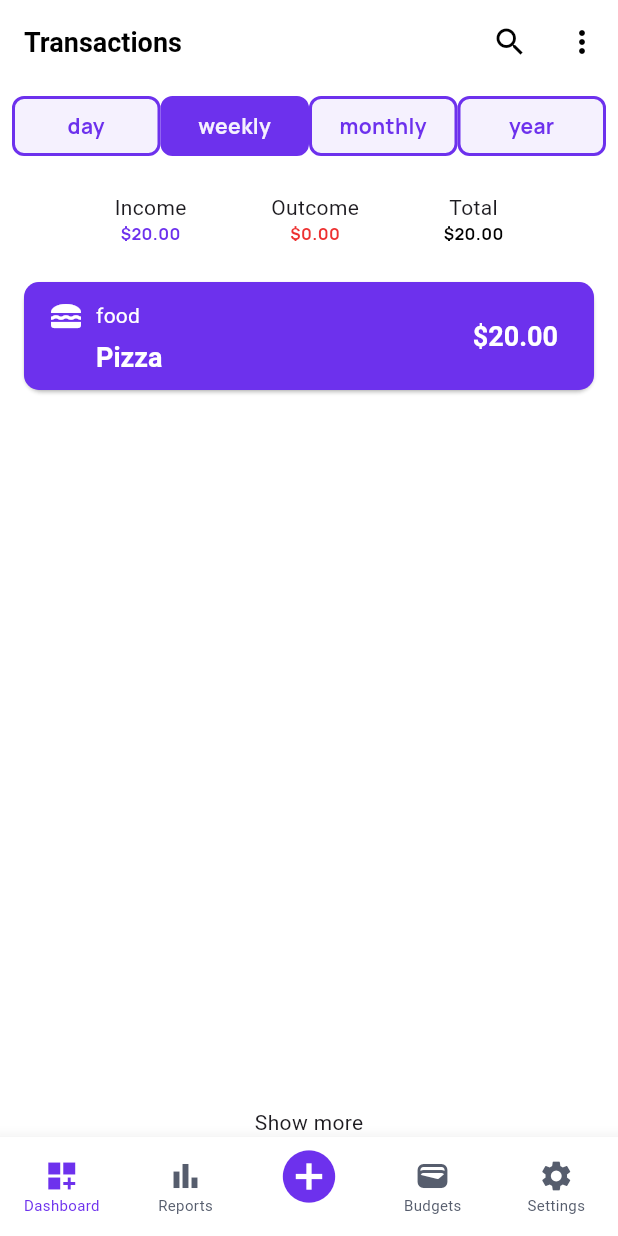
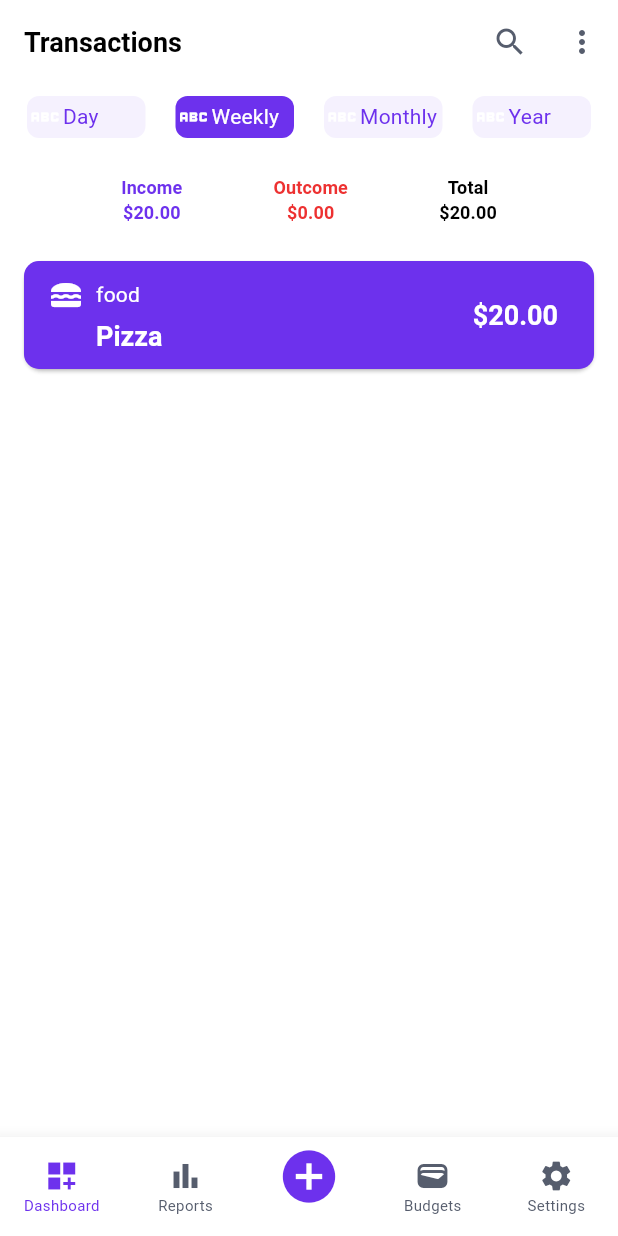
Before and after one commit to kovtonyuk/budger_app, a Flutter app: the screen it shows after launch, after a tap on the "search" icon, on a phone screen of 412 x 824 dp. Run offline on Flutter 3.47's test engine with Material 3 defaults, Android fonts, the phone set to English and light mode, and no system bars; our stand-ins replace google_fonts.

Commit message:
add colorscheme

```diff
--- a/lib/helpers/widgets_helpers.dart
+++ b/lib/helpers/widgets_helpers.dart
@@ -3,6 +3,7 @@ import "package:flutter/material.dart";
 import 'package:google_fonts/google_fonts.dart';
 import 'package:intl/intl.dart';
 
+//using on add expense page
 Widget buildPeriodContainer(
   String label,
   Color backgroundColor,
@@ -40,7 +41,9 @@ Widget buildPeriodContainer(
   );
 }
 
+//using on Expenses page
 Widget filterPeriodContainer(
+  BuildContext context,
   String label,
   Color backgroundColor,
   Color textColor,
@@ -50,28 +53,32 @@ Widget filterPeriodContainer(
 ) {
   return Expanded(
     child: GestureDetector(
-      onTap: () => onChanged(period), // Передайте тип при натисканні
+      onTap: () => onChanged(period),
+      child: Padding(
+        padding: const EdgeInsets.symmetric(horizontal: 10),
         child: Container(
-        width: 70,
-        height: 40,
+          width: 80,
+          height: 28,
           decoration: BoxDecoration(
               color: selectedFilter == period
                   ? backgroundColor
-                : const Color(0xFFF5F1FE),
-            borderRadius: BorderRadius.circular(8), // Заокруглені краї
-            border: Border.all(color: const Color(0xFF6D31ED), width: 2)),
-        child: Center(
-          // Вирівнюємо текст по центру
+                  : Theme.of(context).colorScheme.tertiary,
+              borderRadius: BorderRadius.circular(8)),
+          child: Row(
+            children: [
+              const Icon(Icons.abc),
+              Center(
                 child: Text(
-            label,
+                  capitalizeEnumValue(period),
                   textAlign: TextAlign.center,
-            style: GoogleFonts.manrope(
-              fontWeight: FontWeight.bold,
-              fontSize: 14,
+                  style: Theme.of(context).textTheme.titleMedium?.copyWith(
                         color: selectedFilter == period
                             ? textColor
-                  : const Color(0xFF6D31ED),
+                            : Theme.of(context).colorScheme.primary,
                       ),
+                ),
+              ),
+            ],
           ),
         ),
       ),
@@ -126,7 +133,7 @@ Map<String, Map<String, dynamic>> groupExpensesByDate(List<Expense> expenses) {
 
     if (!groupedExpenses.containsKey(formattedDate)) {
       groupedExpenses[formattedDate] = {
-        'expenses': <Expense>[], // Ініціалізуємо список витрат як List<Expense>
+        'expenses': <Expense>[],
         'totalIncome': 0.0,
         'totalOutcome': 0.0,
       };
@@ -149,3 +156,47 @@ Color getTypeColor(BuildContext context, Type type) {
   final colorScheme = Theme.of(context).colorScheme;
   return type == Type.income ? colorScheme.primary : colorScheme.error;
 }
+
+double calculateTotal(Type type, registeredExpenses, dynamic selectedFilter) {
+  final filteredExpenses = filterExpenses(registeredExpenses, selectedFilter);
+  return filteredExpenses
+      .where((expense) => expense.type == type)
+      .fold(0.0, (sum, item) => sum + item.amount);
+}
+
+List<Expense> filterExpenses(List<Expense> expenses, selectedFilter) {
+  final now = DateTime.now();
+  switch (selectedFilter) {
+    case Period.day:
+      return expenses.where((expense) {
+        return expense.date.day == now.day &&
+            expense.date.month == now.month &&
+            expense.date.year == now.year;
+      }).toList();
+    case Period.monthly:
+      return expenses.where((expense) {
+        return expense.date.month == now.month && expense.date.year == now.year;
+      }).toList();
+    case Period.weekly:
+      final startOfWeek = now.subtract(Duration(days: now.weekday));
+      final endOfWeek = startOfWeek.add(const Duration(days: 7));
+      return expenses.where((expense) {
+        return (expense.date.isAfter(startOfWeek) ||
+                expense.date.isAtSameMomentAs(startOfWeek)) &&
+            (expense.date.isBefore(endOfWeek.add(Duration(days: 1))) ||
+                expense.date.isAtSameMomentAs(endOfWeek));
+      }).toList();
+    case Period.year:
+      return expenses.where((expense) {
+        return expense.date.year == now.year;
+      }).toList();
+    default:
+      return expenses;
+  }
+}
+
+// Функція для переведення значення enum в "Capitalize"
+String capitalizeEnumValue(Enum enumValue) {
+  String text = enumValue.toString().split('.').last;
+  return text[0].toUpperCase() + text.substring(1).toLowerCase();
+}
--- a/lib/main.dart
+++ b/lib/main.dart
@@ -8,6 +8,8 @@ void main() {
     primaryContainer: Color(0xFF9C66F2),
     onPrimaryContainer: Colors.white,
     secondary: Color(0xFF565D6D),
+    tertiary: Color(0xFFF5F1FE),
+    tertiaryContainer: Color.fromARGB(255, 0, 0, 0),
     error: Color(0xFFED3131),
     onError: Colors.white,
   );
@@ -37,6 +39,11 @@ void main() {
                 color: kColorScheme.onPrimaryContainer,
                 fontSize: 14,
               ),
+              titleSmall: TextStyle(
+                fontWeight: FontWeight.normal,
+                color: kColorScheme.onPrimaryContainer,
+                fontSize: 12,
+              ),
             ),
         iconTheme: IconThemeData(color: kColorScheme.onPrimary),
       ),
--- a/lib/widgets/expense/add_expense_form.dart
+++ b/lib/widgets/expense/add_expense_form.dart
@@ -132,8 +132,10 @@ class _AddExpenseForm extends State<AddExpenseForm> {
               children: [
                 buildPeriodContainer(
                   'Income',
-                  const Color(0xFF6D31ED),
-                  const Color(0xFFF5F1FE),
+                  Theme.of(context).colorScheme.primary,
+                  Theme.of(context).colorScheme.tertiary,
+                  //const Color.fromARGB(255, 34, 173, 18),
+                  //const Color(0xFFF5F1FE),
                   Type.income,
                   _selectedType,
                   _onTypeChanged, // Pass the updated method
@@ -143,8 +145,8 @@ class _AddExpenseForm extends State<AddExpenseForm> {
                 ),
                 buildPeriodContainer(
                   'Outcome',
-                  const Color(0xFF6D31ED),
-                  const Color(0xFFF5F1FE),
+                  Theme.of(context).colorScheme.primary,
+                  Theme.of(context).colorScheme.tertiary,
                   Type.outcome,
                   _selectedType,
                   _onTypeChanged, // Pass the updated method
@@ -234,8 +236,10 @@ class _AddExpenseForm extends State<AddExpenseForm> {
                                     : _selectedDate!.toString(),
                                 style: TextStyle(
                                   color: field.hasError
-                                      ? const Color.fromRGBO(178, 40, 30, 1)
-                                      : Colors.black,
+                                      ? Theme.of(context).colorScheme.error
+                                      : Theme.of(context)
+                                          .colorScheme
+                                          .tertiaryContainer,
                                 ),
                               ),
                               IconButton(
@@ -247,8 +251,8 @@ class _AddExpenseForm extends State<AddExpenseForm> {
                           if (field.hasError)
                             Text(
                               field.errorText!,
-                              style: const TextStyle(
-                                  color: Color.fromRGBO(178, 40, 30, 1)),
+                              style: TextStyle(
+                                  color: Theme.of(context).colorScheme.error),
                             ),
                         ],
                       );
--- a/lib/widgets/expense/expenses.dart
+++ b/lib/widgets/expense/expenses.dart
@@ -3,7 +3,6 @@ import 'package:budget_app/widgets/expense/expenses_list/expenses_list.dart';
 import 'package:budget_app/widgets/navigations/bottom_navigation.dart';
 import 'package:flutter/material.dart';
 import 'package:budget_app/models/expense.dart';
-import 'package:google_fonts/google_fonts.dart';
 import 'package:budget_app/models/category.dart';
 
 class Expenses extends StatefulWidget {
@@ -26,7 +25,7 @@ class _ExpensesState extends State<Expenses> {
         note: 'Pizza'),
   ];
 
-  Period _selectedFilter = Period.weekly;
+  Period selectedFilter = Period.weekly;
 
   void _addExpense(Expense expense) {
     setState(() {
@@ -58,61 +57,38 @@ class _ExpensesState extends State<Expenses> {
   void _onPeriodChanged(Period? newFilter) {
     if (newFilter != null) {
       setState(() {
-        _selectedFilter = newFilter;
+        selectedFilter = newFilter;
       });
-    }
-  }
-
-  double _calculateTotal(Type type) {
-    final filteredExpenses = _filterExpenses(_registeredExpenses);
-    return filteredExpenses
-        .where((expense) => expense.type == type)
-        .fold(0.0, (sum, item) => sum + item.amount);
-  }
-
-  List<Expense> _filterExpenses(List<Expense> expenses) {
-    final now = DateTime.now();
-    switch (_selectedFilter) {
-      case Period.day:
-        return expenses.where((expense) {
-          return expense.date.day == now.day &&
-              expense.date.month == now.month &&
-              expense.date.year == now.year;
-        }).toList();
-      case Period.monthly:
-        return expenses.where((expense) {
-          return expense.date.month == now.month &&
-              expense.date.year == now.year;
-        }).toList();
-      case Period.weekly:
-        final startOfWeek = now.subtract(Duration(days: now.weekday));
-        final endOfWeek = startOfWeek.add(const Duration(days: 7));
-        return expenses.where((expense) {
-          return (expense.date.isAfter(startOfWeek) ||
-                  expense.date.isAtSameMomentAs(startOfWeek)) &&
-              (expense.date.isBefore(endOfWeek.add(Duration(days: 1))) ||
-                  expense.date.isAtSameMomentAs(endOfWeek));
-        }).toList();
-      case Period.year:
-        return expenses.where((expense) {
-          return expense.date.year == now.year;
-        }).toList();
-      default:
-        return expenses;
     }
   }
 
   @override
   Widget build(BuildContext context) {
-    final filteredExpenses = _filterExpenses(_registeredExpenses);
+    final filteredExpenses =
+        filterExpenses(_registeredExpenses, selectedFilter);
     final groupedExpenses = groupExpensesByDate(filteredExpenses);
 
     return Scaffold(
       appBar: AppBar(
-        title: const Text("Transactions"),
+        title: Text(
+          "Transactions",
+          style: Theme.of(context).textTheme.titleLarge?.copyWith(
+                color: Colors.black,
+              ),
+        ),
         actions: [
-          IconButton(onPressed: () {}, icon: const Icon(Icons.search)),
-          IconButton(onPressed: () {}, icon: const Icon(Icons.more_vert)),
+          IconButton(
+              onPressed: () {},
+              icon: Icon(
+                Icons.search,
+                color: Theme.of(context).colorScheme.secondary,
+              )),
+          IconButton(
+              onPressed: () {},
+              icon: Icon(
+                Icons.more_vert,
+                color: Theme.of(context).colorScheme.secondary,
+              )),
         ],
       ),
       body: Column(
@@ -120,7 +96,6 @@ class _ExpensesState extends State<Expenses> {
           _buildFilterRow(),
           _buildTotalsRow(),
           Expanded(child: _buildExpensesList(groupedExpenses)),
-          const Text('Show more'),
         ],
       ),
       bottomNavigationBar: BottomNavigation(onAddExpense: _addExpense),
@@ -135,11 +110,12 @@ class _ExpensesState extends State<Expenses> {
         children: [
           ...Period.values.map(
             (period) => filterPeriodContainer(
+              context,
               period.name,
-              const Color(0xFF6D31ED),
-              const Color(0xFFF5F1FE),
+              Theme.of(context).colorScheme.primary,
+              Theme.of(context).colorScheme.onPrimary,
               period,
-              _selectedFilter,
+              selectedFilter,
               _onPeriodChanged,
             ),
           ),
@@ -155,12 +131,18 @@ class _ExpensesState extends State<Expenses> {
         mainAxisAlignment: MainAxisAlignment.spaceEvenly,
         children: [
           _buildTotalColumn(
-              'Income', _calculateTotal(Type.income), const Color(0xFF6D31ED)),
-          _buildTotalColumn('Outcome', _calculateTotal(Type.outcome),
-              const Color.fromARGB(255, 237, 49, 49)),
+              'Income',
+              calculateTotal(Type.income, _registeredExpenses, selectedFilter),
+              Theme.of(context).colorScheme.primary),
+          _buildTotalColumn(
+              'Outcome',
+              calculateTotal(Type.outcome, _registeredExpenses, selectedFilter),
+              Theme.of(context).colorScheme.error),
           _buildTotalColumn(
               'Total',
-              _calculateTotal(Type.income) - _calculateTotal(Type.outcome),
+              calculateTotal(Type.income, _registeredExpenses, selectedFilter) -
+                  calculateTotal(
+                      Type.outcome, _registeredExpenses, selectedFilter),
               Colors.black),
         ],
       ),
@@ -170,11 +152,17 @@ class _ExpensesState extends State<Expenses> {
   Widget _buildTotalColumn(String label, double amount, Color color) {
     return Column(
       children: [
-        Text(label),
+        Text(label,
+            style: Theme.of(context).textTheme.titleSmall?.copyWith(
+                  color: color,
+                  fontWeight: FontWeight.bold,
+                )),
         Text(
           '\$${amount.toStringAsFixed(2)}',
-          style: GoogleFonts.manrope(
-              fontWeight: FontWeight.bold, fontSize: 11, color: color),
+          style: Theme.of(context).textTheme.titleSmall?.copyWith(
+                color: color,
+                fontWeight: FontWeight.bold,
+              ),
         ),
       ],
     );
--- a/lib/widgets/expense/expenses_list/expense_item.dart
+++ b/lib/widgets/expense/expenses_list/expense_item.dart
@@ -47,14 +47,14 @@ class ExpenseItem extends StatelessWidget {
         Icon(
           categoryIcons[_getBaseCategoryFromTitle(expense.category.title)] ??
               Icons.help_outline,
-          color: Colors.white,
+          color: Theme.of(context).colorScheme.onPrimaryContainer,
         ),
         const SizedBox(width: 8),
         Expanded(
           child: Text(
             expense.category.title,
             style: Theme.of(context).textTheme.titleMedium?.copyWith(
-                  color: Colors.white,
+                  color: Theme.of(context).colorScheme.onPrimaryContainer,
                 ),
           ),
         ),
@@ -72,7 +72,7 @@ class ExpenseItem extends StatelessWidget {
             child: Text(
               expense.note,
               style: Theme.of(context).textTheme.titleLarge?.copyWith(
-                    color: Colors.white,
+                    color: Theme.of(context).colorScheme.onPrimaryContainer,
                   ),
             ),
           ),
@@ -85,7 +85,7 @@ class ExpenseItem extends StatelessWidget {
     return Text(
       '\$${expense.amount.toStringAsFixed(2)}',
       style: Theme.of(context).textTheme.titleLarge?.copyWith(
-            color: Colors.white,
+            color: Theme.of(context).colorScheme.onPrimaryContainer,
           ),
     );
   }
```
Lines whose indentation alone changed are shown as unchanged.
